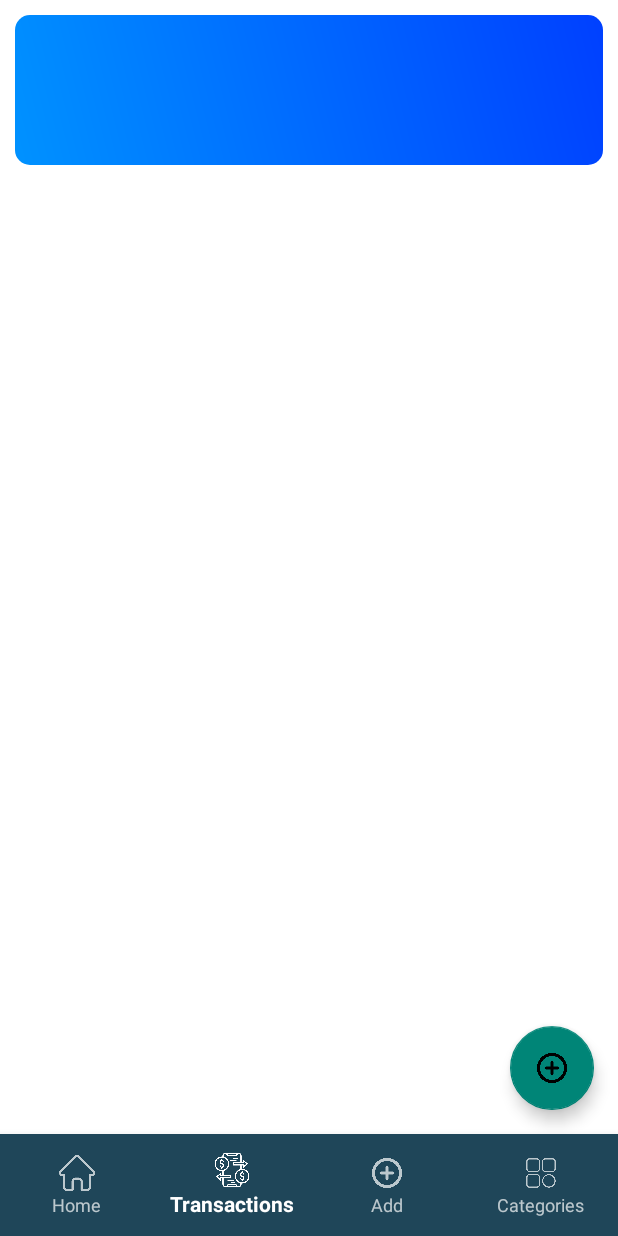
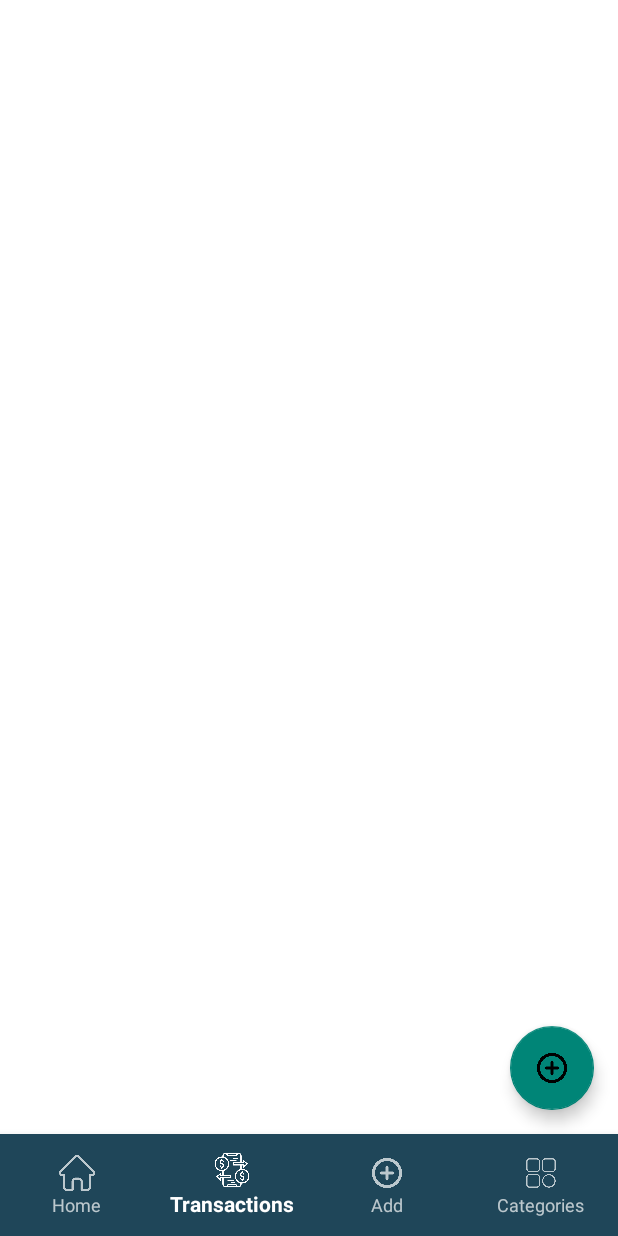
Before and after one commit to thuve-codes/MyRupees-expenceTrackingAndroidApp, an Android app built with Jetpack Compose: the screen it shows after launch (MainActivity before the commit, TransactionActivity after it), item 2 of the bottom bar chosen, on a phone screen of 412 x 824 dp. Run offline under Robolectric (Android 15) with nearby library versions, the light colour scheme and no system bars.

Commit message:
Added Working nav

```diff
--- a/app/src/main/AndroidManifest.xml
+++ b/app/src/main/AndroidManifest.xml
@@ -25,6 +25,7 @@
         </activity>
 
         <activity android:name=".AddTransactionActivity"></activity>
+        <activity android:name=".TransactionActivity"></activity>
 
     </application>
 
--- a/app/src/main/java/com/thuve/myrupees/AddTransactionActivity.kt
+++ b/app/src/main/java/com/thuve/myrupees/AddTransactionActivity.kt
@@ -12,7 +12,6 @@ import java.text.SimpleDateFormat
 import java.util.Date
 import java.util.Locale
 import java.util.UUID
-
 class AddTransactionActivity : AppCompatActivity() {
 
     override fun onCreate(savedInstanceState: Bundle?) {
@@ -62,12 +61,18 @@ class AddTransactionActivity : AppCompatActivity() {
 
         // BottomNavigationView item selection listener
         val bottomNav = findViewById<BottomNavigationView>(R.id.bottom_navigation)
+        bottomNav.selectedItemId = R.id.nav_add  // Highlight the 'Add' icon
         bottomNav.setOnItemSelectedListener { menuItem ->
             when (menuItem.itemId) {
                 R.id.nav_home -> {
                     startActivity(Intent(this, MainActivity::class.java))
                     true
                 }
+                R.id.nav_transactions -> {
+                    startActivity(Intent(this, TransactionActivity::class.java))
+                    true
+                }
+
                 else -> false
             }
         }
--- a/app/src/main/java/com/thuve/myrupees/MainActivity.kt
+++ b/app/src/main/java/com/thuve/myrupees/MainActivity.kt
@@ -31,6 +31,7 @@ class MainActivity : AppCompatActivity() {
         // Add transaction button
         findViewById<FloatingActionButton>(R.id.addBtn).setOnClickListener {
             startActivity(Intent(this, AddTransactionActivity::class.java))
+            bottomNavigationView.selectedItemId = R.id.nav_add
         }
 
         // Setup BottomNavigationView
@@ -42,12 +43,12 @@ class MainActivity : AppCompatActivity() {
             }.start()
 
             when (menuItem.itemId) {
-                R.id.nav_home -> {
-                    Toast.makeText(this, "Home", Toast.LENGTH_SHORT).show()
+
+                R.id.nav_transactions -> {
+                    startActivity(Intent(this, TransactionActivity::class.java))
+                    true
                 }
-                R.id.nav_transactions -> {
-                    Toast.makeText(this, "Transactions", Toast.LENGTH_SHORT).show()
-                }
+
                 R.id.nav_add -> {
                     startActivity(Intent(this, AddTransactionActivity::class.java))
                 }
--- /dev/null
+++ b/app/src/main/java/com/thuve/myrupees/TransactionActivity.kt
@@ -0,0 +1,41 @@
+package com.thuve.myrupees
+
+import android.content.Intent
+import android.os.Bundle
+import androidx.appcompat.app.AppCompatActivity
+import androidx.recyclerview.widget.LinearLayoutManager
+import androidx.recyclerview.widget.RecyclerView
+import com.google.android.material.bottomnavigation.BottomNavigationView
+
+class TransactionActivity : AppCompatActivity() {
+    private lateinit var transactionList: MutableList<Transaction>
+    private lateinit var adapter: TransactionAdapter
+
+    override fun onCreate(savedInstanceState: Bundle?) {
+        super.onCreate(savedInstanceState)
+        setContentView(R.layout.activity_transaction)
+
+        transactionList = SharedPrefManager.loadTransactions(this)
+
+        val recyclerView = findViewById<RecyclerView>(R.id.transactionList)
+        recyclerView.layoutManager = LinearLayoutManager(this)
+        adapter = TransactionAdapter(transactionList)
+        recyclerView.adapter = adapter
+
+        val bottomNav = findViewById<BottomNavigationView>(R.id.bottom_navigation)
+        bottomNav.selectedItemId = R.id.nav_transactions
+        bottomNav.setOnItemSelectedListener { menuItem ->
+            when (menuItem.itemId) {
+                R.id.nav_home -> {
+                    startActivity(Intent(this, MainActivity::class.java))
+                    true
+                }
+                R.id.nav_add -> {
+                    startActivity(Intent(this, AddTransactionActivity::class.java))
+                    true
+                }
+                else -> true
+            }
+        }
+    }
+}
--- a/app/src/main/java/com/thuve/myrupees/TransactionAdapter.kt
+++ b/app/src/main/java/com/thuve/myrupees/TransactionAdapter.kt
@@ -4,6 +4,7 @@ import android.view.LayoutInflater
 import android.view.View
 import android.view.ViewGroup
 import android.widget.TextView
+import androidx.core.content.ContextCompat
 import androidx.recyclerview.widget.RecyclerView
 
 class TransactionAdapter(private val transactions: List<Transaction>) :
@@ -24,14 +25,17 @@ class TransactionAdapter(private val transactions: List<Transaction>) :
     override fun onBindViewHolder(holder: ViewHolder, position: Int) {
         val transaction = transactions[position]
         holder.title.text = transaction.title
-        if(transaction.type == "Income"){
-            holder.amount.setTextColor(holder.itemView.context.resources.getColor(R.color.green))
-            holder.amount.text = "Rs. ${transaction.amount}"
-        }else{
-            holder.amount.setTextColor(holder.itemView.context.resources.getColor(R.color.red))
-            holder.amount.text = "Rs. ${transaction.amount}"
+        holder.amount.text = "Rs. ${transaction.amount}"
+        holder.date.text = transaction.date
+
+        // Set color based on transaction type
+        val colorRes = if (transaction.type == "Income") {
+            R.color.green
+        } else {
+            R.color.red
         }
-        holder.date.text = transaction.date
+
+        holder.amount.setTextColor(ContextCompat.getColor(holder.itemView.context, colorRes))
     }
 
     override fun getItemCount(): Int = transactions.size
--- /dev/null
+++ b/app/src/main/res/layout/activity_transaction.xml
@@ -0,0 +1,61 @@
+<?xml version="1.0" encoding="utf-8"?>
+<RelativeLayout xmlns:android="http://schemas.android.com/apk/res/android"
+    xmlns:tools="http://schemas.android.com/tools"
+    xmlns:app="http://schemas.android.com/apk/res-auto"
+    android:id="@+id/mainLayout"
+    android:layout_width="match_parent"
+    android:layout_height="match_parent"
+    tools:context=".MainActivity"
+    android:background="@color/white">
+
+    <!-- Balance section -->
+
+    <!-- ScrollView for the RecyclerView -->
+    <ScrollView
+        android:layout_width="match_parent"
+        android:layout_height="match_parent"
+        android:layout_above="@id/bottom_navigation"
+        android:layout_marginTop="10dp">
+
+        <!-- RecyclerView inside the ScrollView -->
+        <LinearLayout
+            android:layout_width="match_parent"
+            android:layout_height="wrap_content"
+            android:orientation="vertical">
+
+            <androidx.recyclerview.widget.RecyclerView
+                android:id="@+id/transactionList"
+                android:layout_width="match_parent"
+                android:layout_height="wrap_content"
+                android:padding="16dp" />
+        </LinearLayout>
+    </ScrollView>
+
+    <!-- FloatingActionButton -->
+    <com.google.android.material.floatingactionbutton.FloatingActionButton
+        android:id="@+id/addBtn"
+        android:layout_width="wrap_content"
+        android:layout_height="wrap_content"
+        android:layout_above="@id/bottom_navigation"
+        android:layout_alignParentEnd="true"
+        android:layout_margin="16dp"
+        app:srcCompat="@drawable/ic_add" />
+
+    <!-- BottomNavigationView -->
+    <com.google.android.material.bottomnavigation.BottomNavigationView
+        android:id="@+id/bottom_navigation"
+        android:layout_width="match_parent"
+        android:layout_height="wrap_content"
+        android:layout_alignParentBottom="true"
+        android:elevation="8dp"
+        android:background="#1F4659"
+        app:itemIconTint="@color/nav_icon_selector"
+        app:itemTextColor="@color/nav_text_selector"
+        app:labelVisibilityMode="labeled"
+        app:menu="@menu/bottom_nav_menu"
+        android:paddingTop="6dp"
+        android:paddingBottom="6dp"
+        android:clipToPadding="false"
+        app:itemRippleColor="@color/nav_ripple" />
+
+</RelativeLayout>
```
